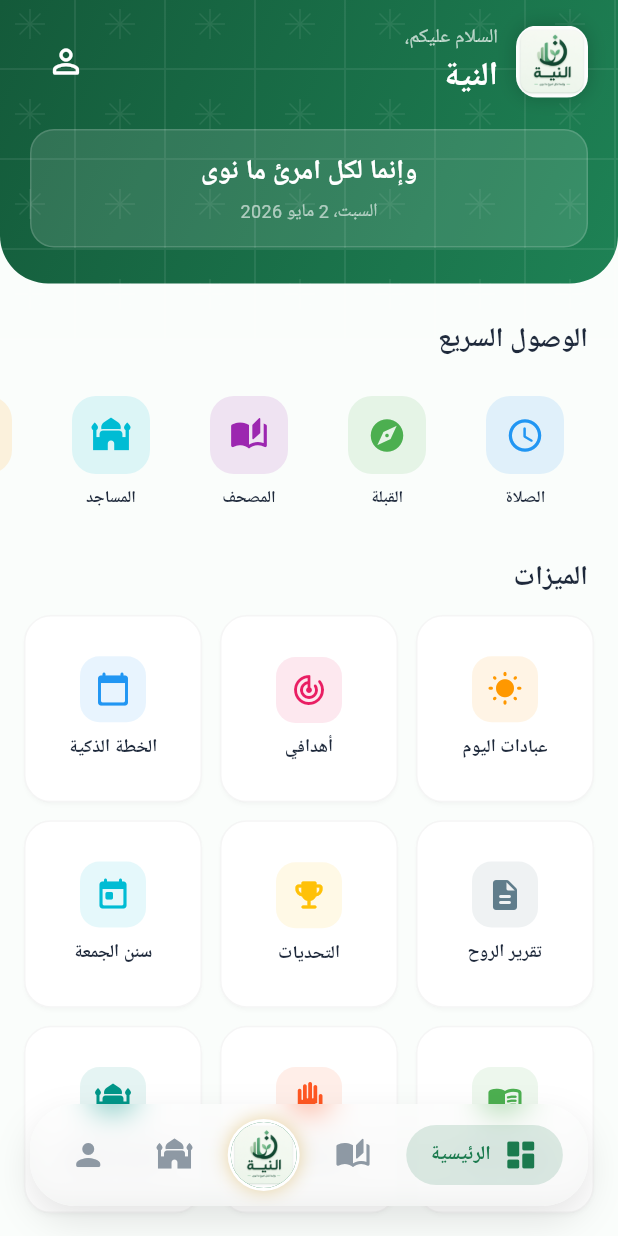
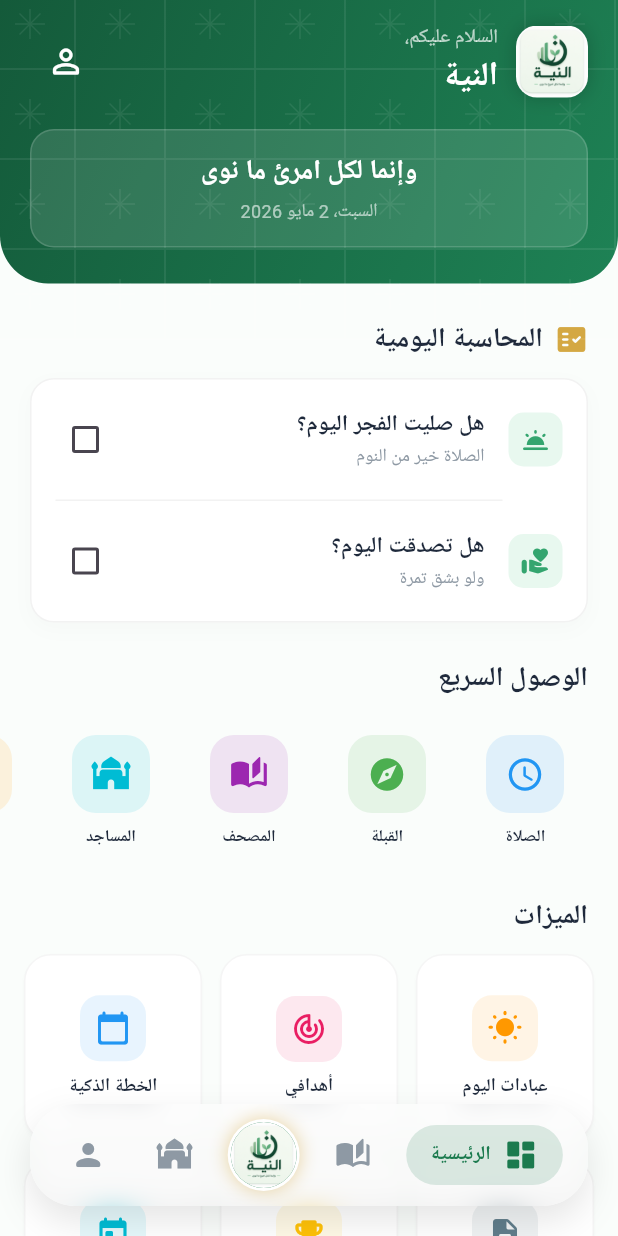
Before and after one commit to mhmod33/NiyyahTracker-mobile-app-ai, a Flutter app: the DashboardPage screen opened directly, on a phone screen of 412 x 824 dp. Run offline on Flutter 3.47's test engine with Material 3 defaults, Android fonts, the phone set to English and light mode, and no system bars; our stand-ins replace adhan, cloud_firestore, firebase_auth, firebase_core, fl_chart, flutter_map and 10 more; missing offline and left inert: flutter_qiblah, quran; accounts and stored records are empty; generated files the repository leaves out were written again; Roboto replaces fonts that are missing (Ibm Plex Sans Arabic).

Commit message:
mplement dashboard page with modular navigation and daily tracking sections

```diff
--- a/lib/features/dashboard/dashboard_page.dart
+++ b/lib/features/dashboard/dashboard_page.dart
@@ -32,6 +32,8 @@ class DashboardPage extends StatefulWidget {
 
 class _DashboardPageState extends State<DashboardPage> {
   int _currentIndex = 0;
+  bool _fajrChecked = false;
+  bool _charityChecked = false;
 
   String _getArabicDate() {
     final now = DateTime.now();
@@ -134,6 +136,11 @@ class _DashboardPageState extends State<DashboardPage> {
             ), // Stack
           ), // Container
         ), // SliverToBoxAdapter
+
+            // ── Daily Accountability (المحاسبة اليومية) ──
+            SliverToBoxAdapter(
+              child: _buildDailyAccountability(isDark, textColor),
+            ),
 
             // ── Quick Access ──
             SliverToBoxAdapter(
@@ -260,6 +267,95 @@ class _DashboardPageState extends State<DashboardPage> {
             ),
           ),
         ),
+      ),
+    );
+  }
+
+  Widget _buildDailyAccountability(bool isDark, Color textColor) {
+    if (_fajrChecked && _charityChecked) {
+      return Padding(
+        padding: const EdgeInsets.fromLTRB(20, 24, 20, 0),
+        child: Container(
+          padding: const EdgeInsets.all(16),
+          decoration: BoxDecoration(
+            color: AppColors.paleGreen.withOpacity(isDark ? 0.1 : 0.5),
+            borderRadius: BorderRadius.circular(16),
+            border: Border.all(color: AppColors.midGreen.withOpacity(0.3)),
+          ),
+          child: Row(
+            children: [
+              const Icon(Icons.check_circle_rounded, color: AppColors.darkGreen, size: 28),
+              const SizedBox(width: 12),
+              Expanded(
+                child: Text('تقبل الله! أتممت محاسبة اليوم بنجاح 🤍', style: _f(sz: 14, fw: FontWeight.w700, c: AppColors.darkGreen)),
+              ),
+            ],
+          ),
+        ),
+      );
+    }
+
+    return Padding(
+      padding: const EdgeInsets.fromLTRB(20, 24, 20, 0),
+      child: Column(
+        crossAxisAlignment: CrossAxisAlignment.start,
+        children: [
+          Row(
+            children: [
+              const Icon(Icons.fact_check_rounded, color: AppColors.gold, size: 22),
+              const SizedBox(width: 8),
+              Text('المحاسبة اليومية', style: _f(sz: 18, fw: FontWeight.w800, c: textColor)),
+            ],
+          ),
+          const SizedBox(height: 12),
+          Container(
+            decoration: BoxDecoration(
+              color: isDark ? const Color(0xFF1E1E1E) : Colors.white,
+              borderRadius: BorderRadius.circular(16),
+              border: Border.all(color: isDark ? Colors.white10 : Colors.black.withOpacity(0.05)),
+              boxShadow: [
+                if (!isDark) BoxShadow(color: Colors.black.withOpacity(0.02), blurRadius: 10, offset: const Offset(0, 4)),
+              ],
+            ),
+            child: Column(
+              children: [
+                _buildChecklistItem('هل صليت الفجر اليوم؟', 'الصلاة خير من النوم', Icons.wb_twilight_rounded, _fajrChecked, (val) {
+                  setState(() => _fajrChecked = val ?? false);
+                }, isDark),
+                Divider(height: 1, indent: 56, endIndent: 16, color: isDark ? Colors.white10 : Colors.black.withOpacity(0.05)),
+                _buildChecklistItem('هل تصدقت اليوم؟', 'ولو بشق تمرة', Icons.volunteer_activism_rounded, _charityChecked, (val) {
+                  setState(() => _charityChecked = val ?? false);
+                }, isDark),
+              ],
+            ),
+          ),
+        ],
+      ),
+    );
+  }
+
+  Widget _buildChecklistItem(String title, String subtitle, IconData icon, bool value, ValueChanged<bool?> onChanged, bool isDark) {
+    return Theme(
+      data: ThemeData(
+        unselectedWidgetColor: isDark ? Colors.white54 : Colors.grey[400],
+      ),
+      child: CheckboxListTile(
+        value: value,
+        onChanged: onChanged,
+        activeColor: AppColors.darkGreen,
+        checkColor: Colors.white,
+        contentPadding: const EdgeInsets.symmetric(horizontal: 16, vertical: 4),
+        title: Text(title, style: _f(sz: 15, fw: FontWeight.w700, c: isDark ? Colors.white : AppColors.textPrimary)),
+        subtitle: Text(subtitle, style: _f(sz: 12, c: AppColors.gray)),
+        secondary: Container(
+          padding: const EdgeInsets.all(8),
+          decoration: BoxDecoration(
+            color: value ? AppColors.darkGreen.withOpacity(0.1) : (isDark ? Colors.white10 : AppColors.paleGreen),
+            borderRadius: BorderRadius.circular(10),
+          ),
+          child: Icon(icon, color: value ? AppColors.darkGreen : (isDark ? Colors.white70 : AppColors.midGreen), size: 20),
+        ),
+        shape: RoundedRectangleBorder(borderRadius: BorderRadius.circular(16)),
       ),
     );
   }
```
